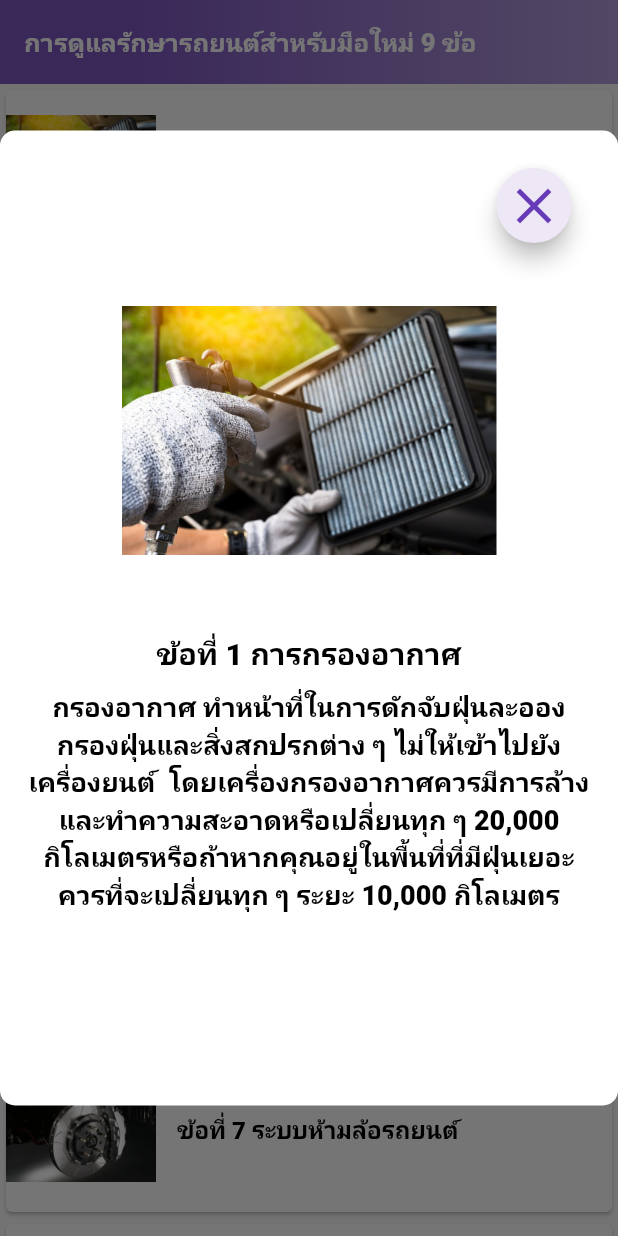
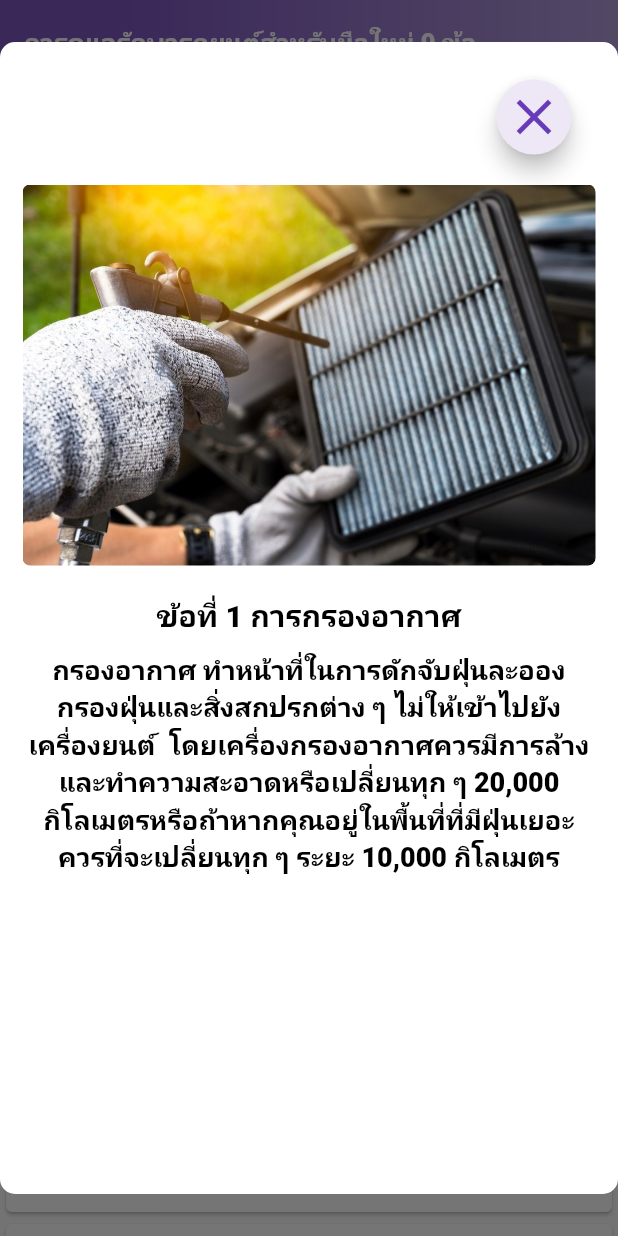
Before and after one commit to Surasit20/car-recognition, a Flutter app: the Dashboard screen opened directly, after a tap on "ข้อที่ 1 การกรองอากาศ", on a phone screen of 412 x 824 dp. Run offline on Flutter 3.47's test engine with Material 2 defaults, Android fonts, the phone set to English and light mode, and no system bars; our stand-ins replace carousel_slider, curved_navigation_bar, image_picker, smooth_page_indicator; missing offline and left inert: tflite; Roboto replaces fonts that are missing (Chakra).

Commit message:
edit size page ui

```diff
--- a/lib/Car_infomation/Datacar_info.dart
+++ b/lib/Car_infomation/Datacar_info.dart
@@ -236,7 +236,7 @@ class _DatacarinfoState extends State<Datacarinfo> {
                                     collapsedIconColor: Colors.deepPurple[200],
                                     iconColor: Colors.white,
                                     title: Text(
-                                      'ระบบการเตือนชนข้างหลัง',
+                                      'ระบบการเตือนชนข้างหน้า',
                                       style: TextStyle(
                                           fontSize: 15.0,
                                           fontWeight: FontWeight.bold,
--- a/lib/Khowledge_car/khowledge_page.dart
+++ b/lib/Khowledge_car/khowledge_page.dart
@@ -1,4 +1,5 @@
 import 'package:flutter/material.dart';
+import 'package:flutter_application_1/sizes_helpers.dart';
 
 // ignore: camel_case_types
 class Dashboard extends StatefulWidget {
@@ -135,16 +136,20 @@ showDialogFunc(context, img, title, desc) {
               borderRadius: BorderRadius.circular(10),
               color: Colors.white, //พื้นหลังสีขาว box เนื้้อหา
             ),
-            padding: EdgeInsets.all(15),
-            height: 650, //ขนาดความสูง
-            width: MediaQuery.of(context).size.width * 5,
+            padding: EdgeInsets.all(15),  //ขนาดความสูง
+           height:  displayHeight(context) -
+                  MediaQuery.of(context).padding.top -
+                  kToolbarHeight,
+
+
+            width: MediaQuery.of(context).size.width * 1,
             child: Column(
               crossAxisAlignment: CrossAxisAlignment.center,
               children: <Widget>[
                 Padding(
                   //กดเพื่อ clear รูปภาพ ข้อมูล
 
-                  padding: const EdgeInsets.fromLTRB(300, 10, 0, 0),
+                  padding: const EdgeInsets.fromLTRB(300, 10, 0, 20),
                   child: Container(
                     height: 50.0,
                     width: 50.0,
@@ -171,12 +176,13 @@ showDialogFunc(context, img, title, desc) {
                   child: Image.asset(
                     //รูปภาพและขนาดของภาพ
                     img,
-                    width: 250,
-                    height: 250,
+                   // width: 250,
+                    //height: 250,
+                    fit: BoxFit.cover,
                   ),
                 ),
                 SizedBox(
-                  height: 10,
+                  height: 20,
                 ),
                 Text(
                   title, //หัวข้อในส่วนเนื้อหา
@@ -196,7 +202,7 @@ showDialogFunc(context, img, title, desc) {
                     alignment: Alignment.center,
                     child: Text(
                       desc,
-                      maxLines: 50,
+                      maxLines: 100,
                       style: TextStyle(
                           fontSize: 18,
                           color: Colors.black,
--- /dev/null
+++ b/lib/sizes_helpers.dart
@@ -0,0 +1,16 @@
+import 'package:flutter/material.dart';
+
+Size displaySize(BuildContext context) {
+  debugPrint('Size = ' + MediaQuery.of(context).size.toString());
+  return MediaQuery.of(context).size;
+}
+
+double displayHeight(BuildContext context) {
+  debugPrint('Height = ' + displaySize(context).height.toString());
+  return displaySize(context).height;
+}
+
+double displayWidth(BuildContext context) {
+  debugPrint('Width = ' + displaySize(context).width.toString());
+  return displaySize(context).width;
+}
```
Also changed, not shown: lib/Home/Newselectcar.dart (+22 -16 lines), lib/How to use app/guidetakeimage.dart (+5 -5 lines), lib/How to use app/titleuseapp.dart (+4 -4 lines), pubspec.lock.
